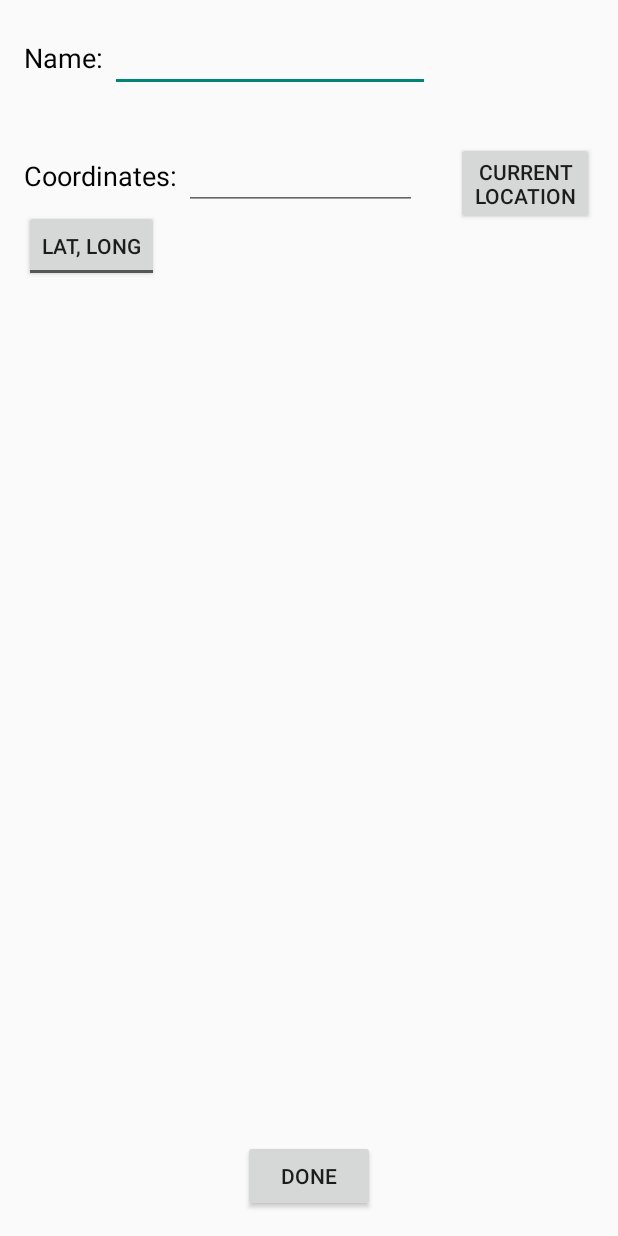
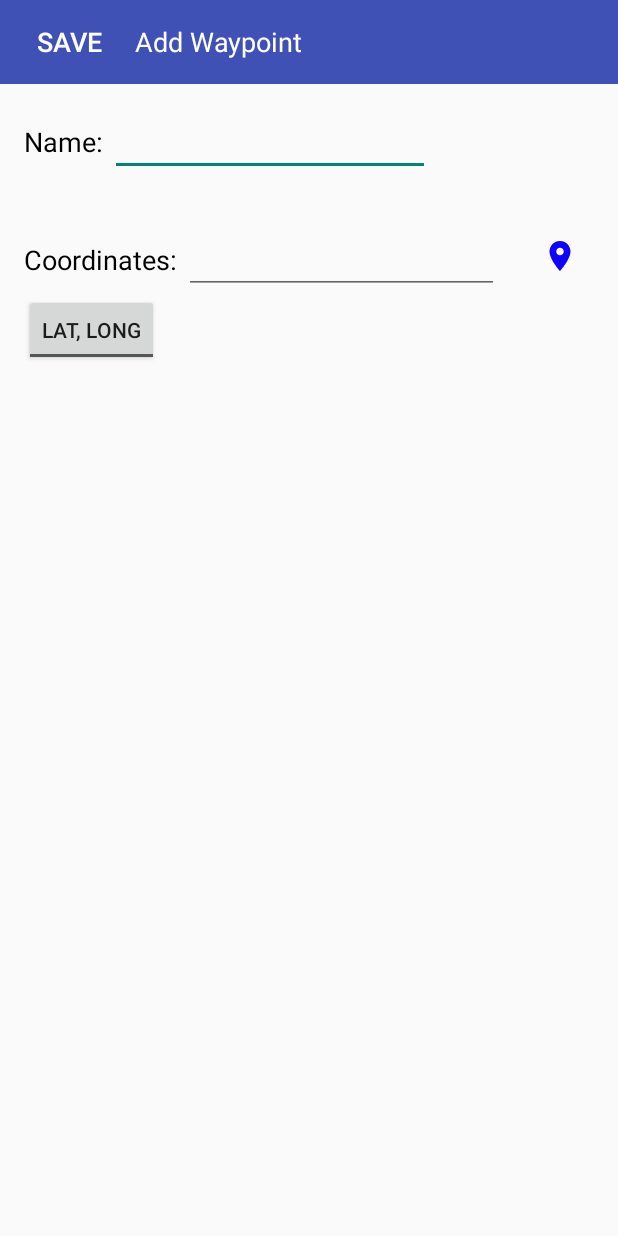
Before and after one commit to josh26turner/Waypoint-Compass, an Android app: the addWayPoint screen opened directly, with no data from a screen before it, on a phone screen of 412 x 824 dp. Run offline under Robolectric (Android 15) with nearby library versions, the phone set to English and light mode, and no system bars.

Commit message:
Added toolbars

```diff
--- a/WaypointCompass/app/src/main/java/com/example/josh/waypointcompass/addWayPoint.java
+++ b/WaypointCompass/app/src/main/java/com/example/josh/waypointcompass/addWayPoint.java
@@ -33,8 +33,8 @@ public class addWayPoint extends AppCompatActivity {
         super.onCreate(savedInstanceState);
         setContentView(R.layout.activity_add_way_point);
 
-        nameEditor = (EditText) findViewById(R.id.nameEditor);
-        coordEditor = (EditText) findViewById(R.id.coordEditor);
+        nameEditor = findViewById(R.id.nameEditor);
+        coordEditor = findViewById(R.id.coordEditor);
 
         Intent i = getIntent();
         oldWayPoint =(wayPoint) i.getSerializableExtra("wp");
--- a/WaypointCompass/app/src/main/res/drawable/ic_add.xml
+++ b/WaypointCompass/app/src/main/res/drawable/ic_add.xml
@@ -1,5 +1,5 @@
-<vector android:height="24dp" android:tint="#303F9F"
+<vector android:height="30dp" android:tint="#FFFFFF"
     android:viewportHeight="24.0" android:viewportWidth="24.0"
-    android:width="24dp" xmlns:android="http://schemas.android.com/apk/res/android">
+    android:width="30dp" xmlns:android="http://schemas.android.com/apk/res/android">
     <path android:fillColor="#FF000000" android:pathData="M19,13h-6v6h-2v-6H5v-2h6V5h2v6h6v2z"/>
 </vector>
--- /dev/null
+++ b/WaypointCompass/app/src/main/res/drawable/ic_done.xml
@@ -0,0 +1,5 @@
+<vector android:height="24dp" android:tint="#FFFFFF"
+    android:viewportHeight="24.0" android:viewportWidth="24.0"
+    android:width="24dp" xmlns:android="http://schemas.android.com/apk/res/android">
+    <path android:fillColor="#FF000000" android:pathData="M19,3L5,3c-1.11,0 -2,0.9 -2,2v14c0,1.1 0.89,2 2,2h14c1.11,0 2,-0.9 2,-2L21,5c0,-1.1 -0.89,-2 -2,-2zM10,17l-5,-5 1.41,-1.41L10,14.17l7.59,-7.59L19,8l-9,9z"/>
+</vector>
--- /dev/null
+++ b/WaypointCompass/app/src/main/res/drawable/ic_location.xml
@@ -0,0 +1,5 @@
+<vector android:height="24dp" android:tint="#0D00FF"
+    android:viewportHeight="24.0" android:viewportWidth="24.0"
+    android:width="24dp" xmlns:android="http://schemas.android.com/apk/res/android">
+    <path android:fillColor="#FF000000" android:pathData="M12,2C8.13,2 5,5.13 5,9c0,5.25 7,13 7,13s7,-7.75 7,-13c0,-3.87 -3.13,-7 -7,-7zM12,11.5c-1.38,0 -2.5,-1.12 -2.5,-2.5s1.12,-2.5 2.5,-2.5 2.5,1.12 2.5,2.5 -1.12,2.5 -2.5,2.5z"/>
+</vector>
--- a/WaypointCompass/app/src/main/res/layout/activity_add_way_point.xml
+++ b/WaypointCompass/app/src/main/res/layout/activity_add_way_point.xml
@@ -4,11 +4,46 @@
     android:id="@+id/activity_add_way_point"
     android:layout_width="match_parent"
     android:layout_height="match_parent"
+    tools:context="com.example.josh.waypointcompass.addWayPoint">
+
+
+    <android.support.v7.widget.Toolbar
+        android:id="@+id/toolbar"
+        android:layout_width="match_parent"
+        android:layout_height="?attr/actionBarSize"
+        android:background="?attr/colorPrimaryDark"
+        android:backgroundTint="@color/colorPrimary"
+        android:theme="@style/ThemeOverlay.AppCompat.ActionBar">
+
+        <Button
+            android:id="@+id/normal"
+            android:layout_width="wrap_content"
+            android:layout_height="wrap_content"
+            android:background="@null"
+            android:minHeight="250dp"
+            android:minWidth="60dp"
+            android:onClick="done"
+            android:text="SAVE"
+            android:textColor="#FFFFFF"
+            android:textSize="18sp" />
+
+        <TextView
+            android:layout_width="wrap_content"
+            android:layout_height="wrap_content"
+            android:text="   Add Waypoint"
+            android:textColor="#FFFFFF"
+            android:textSize="18sp" />
+
+    </android.support.v7.widget.Toolbar>
+
+    <RelativeLayout
+        android:layout_width="match_parent"
+        android:layout_height="match_parent"
         android:paddingBottom="@dimen/activity_vertical_margin"
         android:paddingLeft="16dp"
         android:paddingRight="16dp"
         android:paddingTop="16dp"
-    tools:context="com.example.josh.waypointcompass.addWayPoint">
+        android:layout_below="@id/toolbar">
 
         <TextView
             android:text="Name: "
@@ -47,7 +82,7 @@
 
         <EditText
             android:id="@+id/coordEditor"
-        android:layout_width="155dp"
+            android:layout_width="210dp"
             android:layout_height="wrap_content"
             android:layout_alignBaseline="@+id/coordText"
             android:layout_alignBottom="@+id/coordText"
@@ -78,22 +113,15 @@
             android:id="@+id/errorMessage"
             android:textColor="#FF00"/>
 
-    <Button
-        android:text="done"
-        android:layout_width="wrap_content"
-        android:layout_height="wrap_content"
-        android:id="@+id/confirm"
-        android:onClick="done"
-        android:layout_alignParentBottom="true"
-        android:layout_centerHorizontal="true" />
-
-    <Button
+        <ImageButton
             android:id="@+id/useLocation"
-        android:layout_width="wrap_content"
-        android:layout_height="wrap_content"
+            android:layout_width="46dp"
+            android:layout_height="40dp"
             android:layout_alignParentEnd="true"
             android:layout_alignTop="@+id/coordEditor"
+            android:background="@null"
             android:onClick="useCurrentLocation"
-        android:text="Current\nLocation" />
+            android:src="@drawable/ic_location" />
 
     </RelativeLayout>
+</RelativeLayout>
```
Also changed, not shown: WaypointCompass/app/src/main/res/layout/activity_db_listing.xml (+25 -17 lines). Lines whose indentation alone changed are shown as unchanged.
